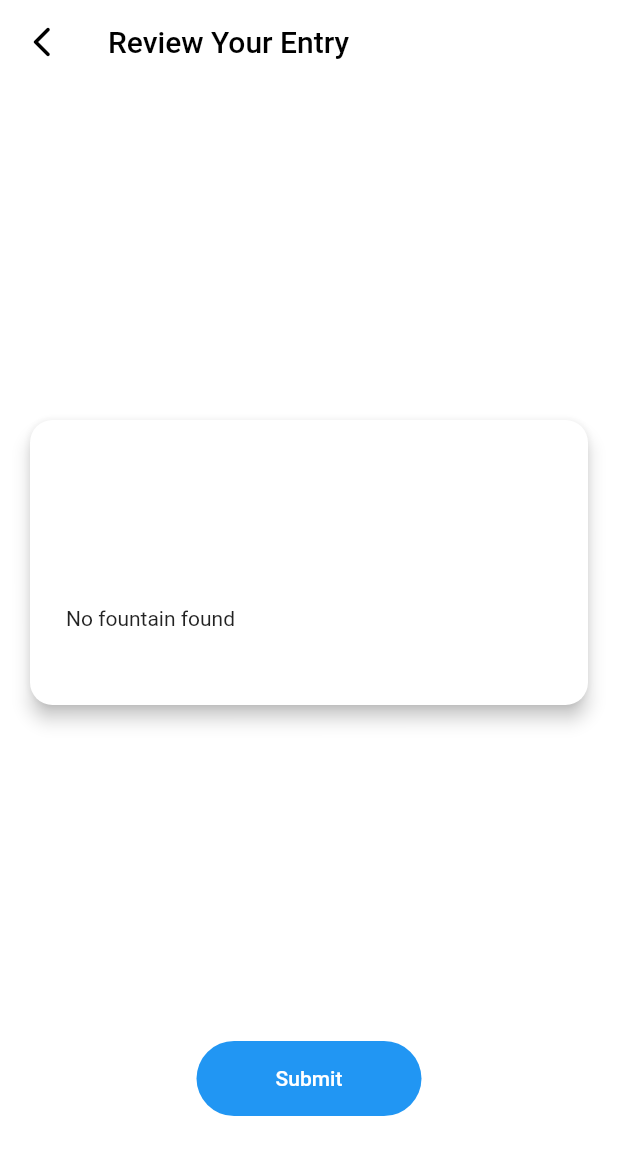
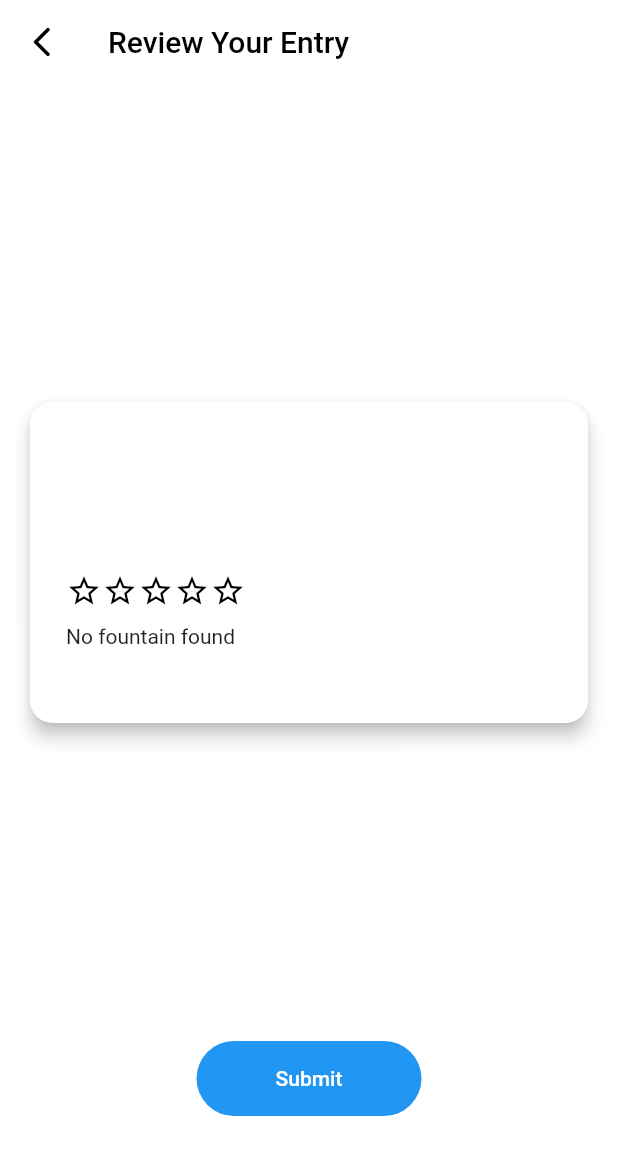
Before and after one commit to Mihusu/DrinkingFountain-frontend, a Flutter app: the FormOverview screen opened directly with empty values, on a phone screen of 412 x 824 dp. Shown: the top 1155 px of the screen. Run offline on Flutter 3.47's test engine with Material 2 defaults, Android fonts, the phone set to English and light mode, and no system bars; our stand-ins replace camera, flutter_dotenv, flutter_rating_bar, flutter_secure_storage, flutter_svg, geocoding and 3 more; missing offline and left inert: flutter_google_places, google_maps_webservice; accounts and stored records are empty; network calls fail.

Commit message:
Added StarRatingBuilder widget to widgets that display rating.
Not completely sure how it looks in the approve fountain card stack.

```diff
--- a/lib/screens/add_fountain/form_overview_screen.dart
+++ b/lib/screens/add_fountain/form_overview_screen.dart
@@ -13,6 +13,7 @@ import 'package:flutter_dotenv/flutter_dotenv.dart';
 
 //Secure storage
 import 'package:flutter_secure_storage/flutter_secure_storage.dart';
+import 'package:toerst/widgets/star_rating_builder.dart';
 
 // Declare constants for easy adjustments and maintainability
 const double imageScaleFactor = 1.2;
@@ -74,17 +75,17 @@ class _FormOverviewState extends State<FormOverview> {
 
   // TODO: Modify this widget to take a max rating too.
   // This widget is needed multiple times throughout the project. Where should it go?
-  Widget _buildStarRating(int rating) {
-    return Row(
-      children: List.generate(
-        rating,
-        (index) => const Icon(
-          Icons.star,
-          color: Colors.black,
-        ),
-      ),
-    );
-  }
+  // Widget _buildStarRating(int rating) {
+  //   return Row(
+  //     children: List.generate(
+  //       rating,
+  //       (index) => const Icon(
+  //         Icons.star,
+  //         color: Colors.black,
+  //       ),
+  //     ),
+  //   );
+  // }
 
 // TODO: Refactor this to network_services.dart
 // Asynchronous function to send a request to save fountain information to the backend.
@@ -198,8 +199,10 @@ class _FormOverviewState extends State<FormOverview> {
                           const SizedBox(height: 20),
                           Text(widget.fountainData.type),
                           const SizedBox(height: 10),
-                          _buildStarRating(
-                              (widget.fountainData.rating).toInt()),
+                          StarRatingBuilder(
+                            ratingAsInt: (widget.fountainData.rating).toInt(),
+                            showRatingAsDouble: false,
+                          ),
                           const SizedBox(height: 10),
                           Text(_address ?? 'No fountain found'),
                           const SizedBox(height: 10),
```
Also changed, not shown: lib/screens/approve_fountain/approve_screen.dart (+51 -38 lines), lib/screens/view_fountain/view_fountain_screen.dart (+10 -7 lines).
